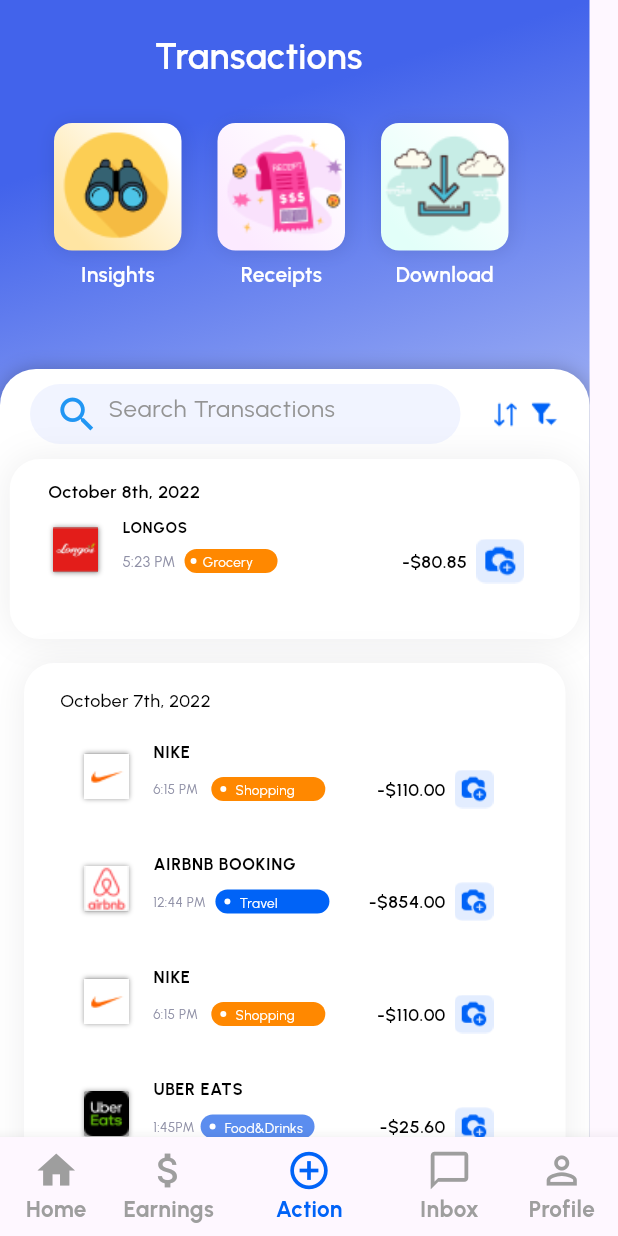
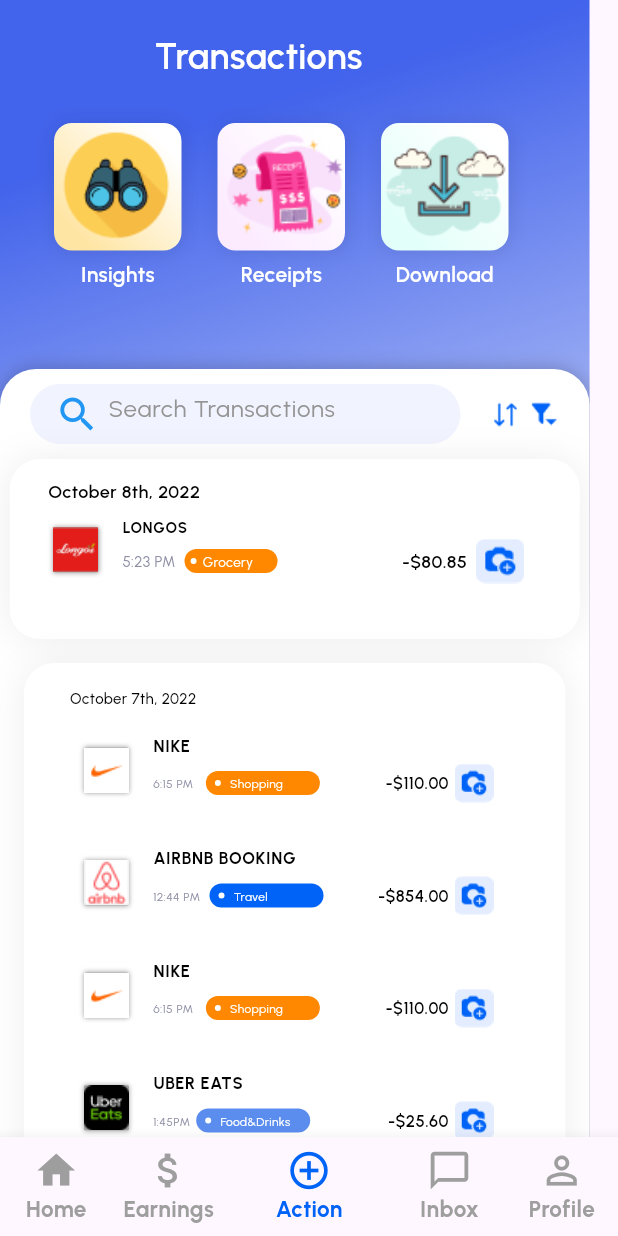
Before and after one commit to faisal-fardin/flutter_challenge, a Flutter app: the screen it shows after launch, item 3 of the bottom bar chosen, on a phone screen of 412 x 824 dp. Run offline on Flutter 3.47's test engine with Material 3 defaults, Android fonts, the phone set to English and light mode, and no system bars; our stand-ins replace google_fonts.

Commit message:
transactions screen simple edit

```diff
--- a/lib/custom_widgets/brand_listtile_tiem.dart
+++ b/lib/custom_widgets/brand_listtile_tiem.dart
@@ -61,7 +61,7 @@
             transactionTime,
             style: const TextStyle(
               color: Color(0xFF8F90A6),
-              fontSize: 9,
+              fontSize: 8,
               fontWeight: FontWeight.w400,
             ),
           ),
@@ -93,7 +93,7 @@
                   status,
                   style: const TextStyle(
                     color: Colors.white,
-                    fontSize: 9,
+                    fontSize: 8,
                     fontWeight: FontWeight.w400,
                   ),
                 )
@@ -111,12 +111,12 @@
                     textAlign: TextAlign.right,
                     style: const TextStyle(
                       color: Colors.black,
-                      fontSize: 12,
+                      fontSize: 11,
                       fontWeight: FontWeight.w600,
                     ),
                   ),
                   const SizedBox(
-                    width: 6,
+                    width: 4,
                   ),
                   Image(
                     image: AssetImage(camera),
--- a/lib/pages/transactions_screen.dart
+++ b/lib/pages/transactions_screen.dart
@@ -314,12 +314,12 @@
                                 child: const Column(
                                   children: [
                                     SizedBox(
-                                      width: 313,
-                                      height: 17,
+                                      width: 300,
+                                      height: 13,
                                       child: Text('October 7th, 2022',
                                         style: TextStyle(
                                           color: Colors.black,
-                                          fontSize: 12,
+                                          fontSize: 10,
                                           fontWeight: FontWeight.w500,
                                         ),
                                       ),
```
